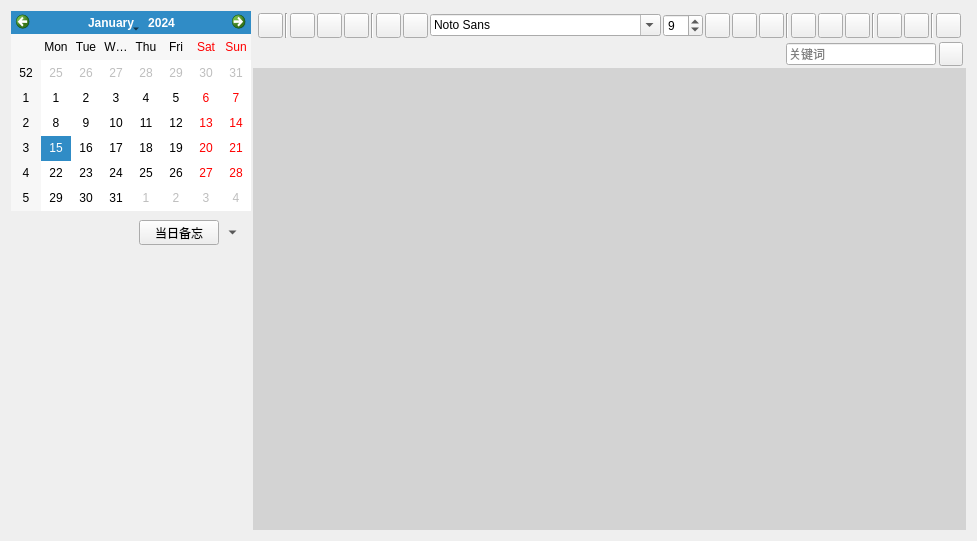
This is gui/memoWidget.ui in WatsonJay/tomato_farm as Qt 5 draws it before an edit. The edited form follows.
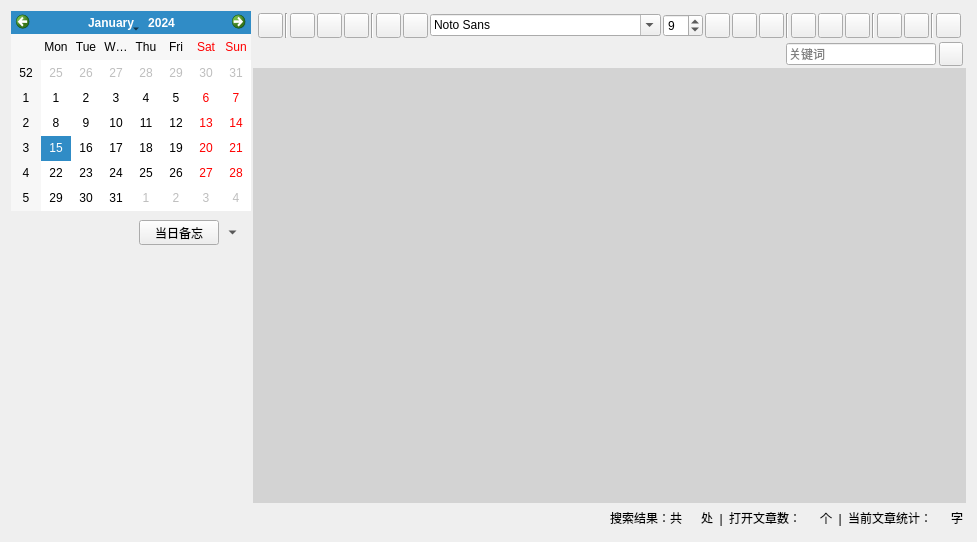
This is the edited form. The open tabs and pages were chosen to show the change. Icons and pictures are not drawn.

Patch:
```diff
--- a/gui/memoWidget.ui
+++ b/gui/memoWidget.ui
@@ -7,7 +7,7 @@
     <x>0</x>
     <y>0</y>
     <width>970</width>
-    <height>541</height>
+    <height>542</height>
    </rect>
   </property>
   <property name="windowTitle">
@@ -1108,6 +1108,158 @@
          </property>
         </widget>
        </item>
+       <item>
+        <widget class="QWidget" name="widget_2" native="true">
+         <layout class="QHBoxLayout" name="horizontalLayout_7">
+          <property name="leftMargin">
+           <number>3</number>
+          </property>
+          <property name="topMargin">
+           <number>3</number>
+          </property>
+          <property name="rightMargin">
+           <number>3</number>
+          </property>
+          <property name="bottomMargin">
+           <number>3</number>
+          </property>
+          <item>
+           <spacer name="horizontalSpacer_2">
+            <property name="orientation">
+             <enum>Qt::Horizontal</enum>
+            </property>
+            <property name="sizeHint" stdset="0">
+             <size>
+              <width>40</width>
+              <height>20</height>
+             </size>
+            </property>
+           </spacer>
+          </item>
+          <item>
+           <widget class="QWidget" name="seachCountWidget" native="true">
+            <layout class="QHBoxLayout" name="horizontalLayout_8">
+             <property name="leftMargin">
+              <number>0</number>
+             </property>
+             <property name="topMargin">
+              <number>0</number>
+             </property>
+             <property name="rightMargin">
+              <number>0</number>
+             </property>
+             <property name="bottomMargin">
+              <number>0</number>
+             </property>
+             <item>
+              <widget class="QLabel" name="label">
+               <property name="font">
+                <font>
+                 <family>Microsoft YaHei UI</family>
+                </font>
+               </property>
+               <property name="text">
+                <string>搜索结果：共</string>
+               </property>
+              </widget>
+             </item>
+             <item>
+              <widget class="QLabel" name="searchCountLabel">
+               <property name="font">
+                <font>
+                 <family>Microsoft YaHei UI</family>
+                </font>
+               </property>
+               <property name="text">
+                <string/>
+               </property>
+              </widget>
+             </item>
+             <item>
+              <widget class="QLabel" name="label_3">
+               <property name="font">
+                <font>
+                 <family>Microsoft YaHei UI</family>
+                </font>
+               </property>
+               <property name="text">
+                <string>处  |</string>
+               </property>
+              </widget>
+             </item>
+            </layout>
+           </widget>
+          </item>
+          <item>
+           <widget class="QLabel" name="label_6">
+            <property name="font">
+             <font>
+              <family>Microsoft YaHei UI</family>
+             </font>
+            </property>
+            <property name="text">
+             <string>打开文章数：</string>
+            </property>
+           </widget>
+          </item>
+          <item>
+           <widget class="QLabel" name="windowCountLabel">
+            <property name="font">
+             <font>
+              <family>Microsoft YaHei UI</family>
+             </font>
+            </property>
+            <property name="text">
+             <string/>
+            </property>
+           </widget>
+          </item>
+          <item>
+           <widget class="QLabel" name="label_9">
+            <property name="font">
+             <font>
+              <family>Microsoft YaHei UI</family>
+             </font>
+            </property>
+            <property name="text">
+             <string>个  |</string>
+            </property>
+           </widget>
+          </item>
+          <item>
+           <widget class="QLabel" name="label_4">
+            <property name="font">
+             <font>
+              <family>Microsoft YaHei UI</family>
+             </font>
+            </property>
+            <property name="text">
+             <string>当前文章统计：</string>
+            </property>
+           </widget>
+          </item>
+          <item>
+           <widget class="QLabel" name="articleCountLabel">
+            <property name="font">
+             <font>
+              <family>Microsoft YaHei UI</family>
+             </font>
+            </property>
+            <property name="text">
+             <string/>
+            </property>
+           </widget>
+          </item>
+          <item>
+           <widget class="QLabel" name="label_8">
+            <property name="text">
+             <string>字</string>
+            </property>
+           </widget>
+          </item>
+         </layout>
+        </widget>
+       </item>
       </layout>
      </widget>
     </widget>
```
Left out of the diff: 8 changed lines with no effect on the pictures.
